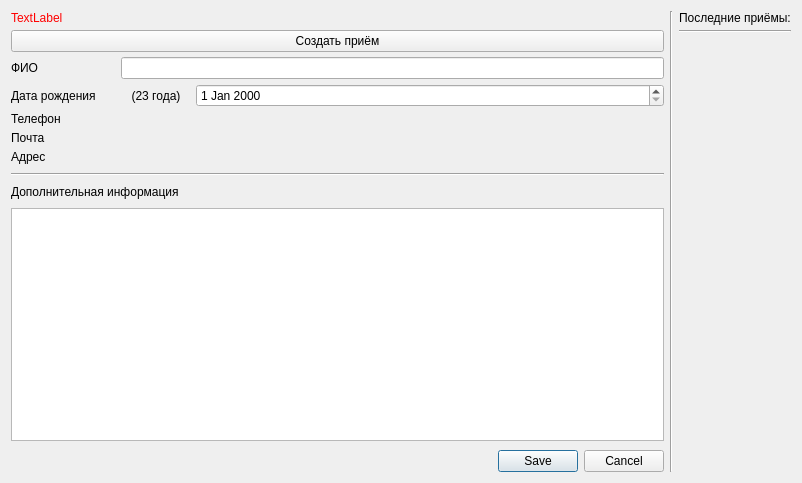
This is interface/patient/patientForm.ui in strizh78/MApp as Qt 5 draws it before an edit. The edited form follows.
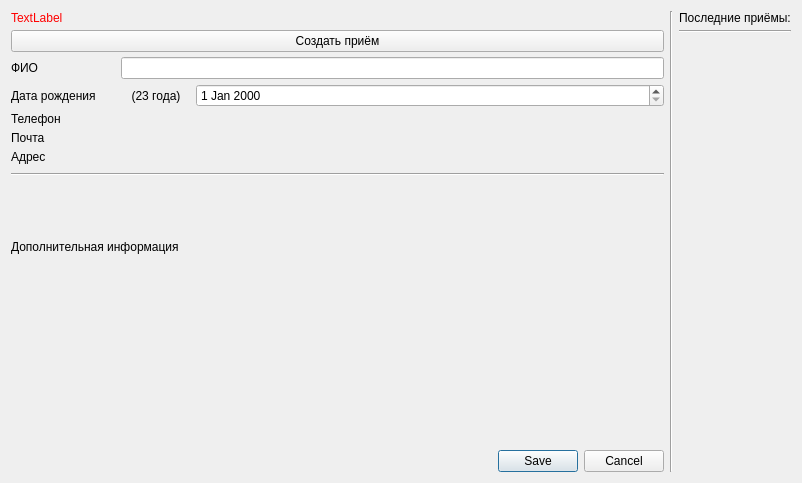
This is the edited form. Icons and pictures are not drawn. Custom widgets are drawn as their Qt base class.

Commit message:
Add text editor; use text editor in patient info text (#89)
* Fix build

* Add text editor to patient form

* Fix style issues

* Remove unused icons

* fix function's names

* fix CE, functions order

* fix build

Patch:
```diff
--- a/interface/patient/patientForm.ui
+++ b/interface/patient/patientForm.ui
@@ -309,11 +309,6 @@
       </widget>
      </item>
      <item>
-      <layout class="QHBoxLayout" name="horizontalLayout_2">
-       <property name="topMargin">
-        <number>0</number>
-       </property>
-       <item>
         <widget class="QLabel" name="label">
          <property name="font">
           <font>
@@ -327,10 +322,15 @@
          </property>
         </widget>
        </item>
-      </layout>
-     </item>
      <item>
-      <widget class="QTextEdit" name="additionalInfo"/>
+      <widget class="TextEditor" name="additionalInfo" native="true">
+       <property name="minimumSize">
+        <size>
+         <width>100</width>
+         <height>100</height>
+        </size>
+       </property>
+      </widget>
      </item>
      <item>
       <widget class="QDialogButtonBox" name="solutionBox">
@@ -425,6 +425,12 @@
    <header>interface/file/filesListForm.h</header>
    <container>1</container>
   </customwidget>
+  <customwidget>
+   <class>TextEditor</class>
+   <extends>QWidget</extends>
+   <header>interface/textEditor/textEditor.h</header>
+   <container>1</container>
+  </customwidget>
   <customwidget>
    <class>EditableList</class>
    <extends>QWidget</extends>
```
Left out of the diff: 3 changed lines with no effect on the pictures. Lines whose indentation alone changed are shown as unchanged. The commit also changes 10 other files.
